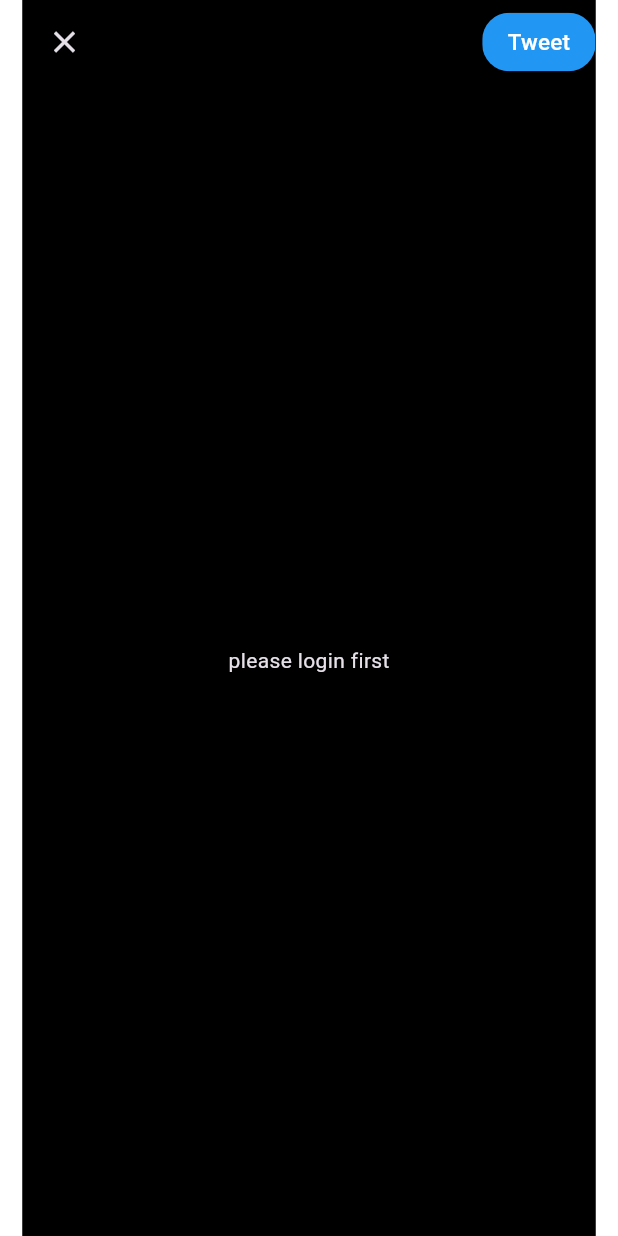
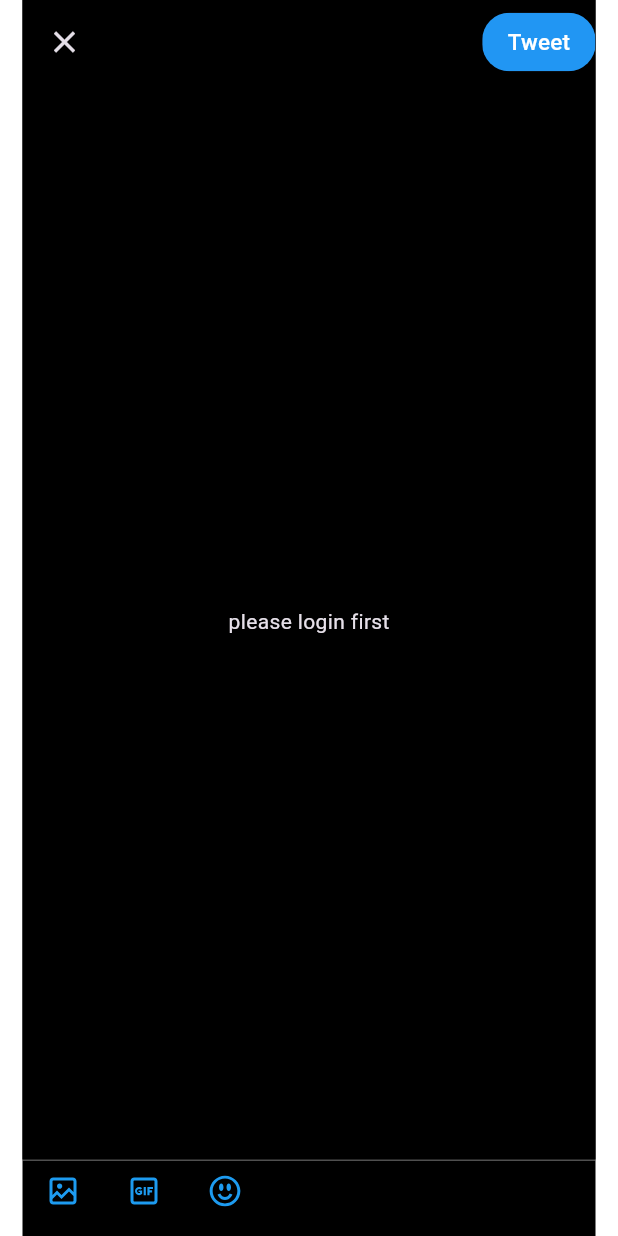
Before and after one commit to AmirHoseinRastegar/twitter_clone, a Flutter app: the AddTweetView screen opened directly, on a phone screen of 412 x 824 dp. Run offline on Flutter 3.47's test engine with Material 3 defaults, Android fonts, the phone set to English and light mode, and no system bars; our stand-ins replace appwrite, flutter_riverpod, flutter_svg, fpdart; missing offline and left inert: svg_flutter; statements that could not run were skipped.

Commit message:
16 ABAN 1403 13:13 PM

```diff
--- a/lib/feature/tweets/view/add_tweet.dart
+++ b/lib/feature/tweets/view/add_tweet.dart
@@ -1,5 +1,7 @@
 import 'package:flutter/material.dart';
 import 'package:flutter_riverpod/flutter_riverpod.dart';
+import 'package:flutter_svg/flutter_svg.dart';
+import 'package:twitter_clone/constants/assets_constants.dart';
 import 'package:twitter_clone/theme/colors_pallet.dart';
 
 import '../../../common/common.dart';
@@ -58,7 +60,7 @@ class _AddTweetViewState extends ConsumerState<AddTweetView> {
                           child: TextField(
                             decoration: InputDecoration(
                               border: InputBorder.none,
-                              hintText: 'Whats up?',
+                              hintText: 'What\'s up?',
                               hintStyle: TextStyle(
                                   color: ColorsPallet.greyColor,
                                   fontSize: 20,
@@ -68,10 +70,44 @@ class _AddTweetViewState extends ConsumerState<AddTweetView> {
                           ),
                         ),
                       ],
-                    )
+                    ),
                   ],
                 ),
               ),
+        bottomNavigationBar: Container(
+          padding: const EdgeInsets.only(bottom: 10),
+          decoration: BoxDecoration(
+            border: Border(
+                top: BorderSide(
+                    width: 1, color: ColorsPallet.greyColor.withOpacity(0.5))),
+          ),
+          child: Row(
+            children: [
+              Padding(
+                padding: const EdgeInsets.all(8).copyWith(left: 15, right: 15),
+                child: SvgPicture.asset(
+                  AssetsConstants.galleryIcon,
+                  color: ColorsPallet.blueColor,
+                ),
+              ),
+              Padding(
+                padding: const EdgeInsets.all(8).copyWith(left: 15, right: 15),
+                child: SvgPicture.asset(
+                  AssetsConstants.gifIcon,
+                  color: ColorsPallet.blueColor,
+                ),
+              ),
+
+              Padding(
+                padding: const EdgeInsets.all(8).copyWith(left: 15, right: 15),
+                child: SvgPicture.asset(
+                  AssetsConstants.emojiIcon,
+                  color: ColorsPallet.blueColor,
+                ),
+              ),
+            ],
+          ),
+        ),
       ),
     );
   }
```
